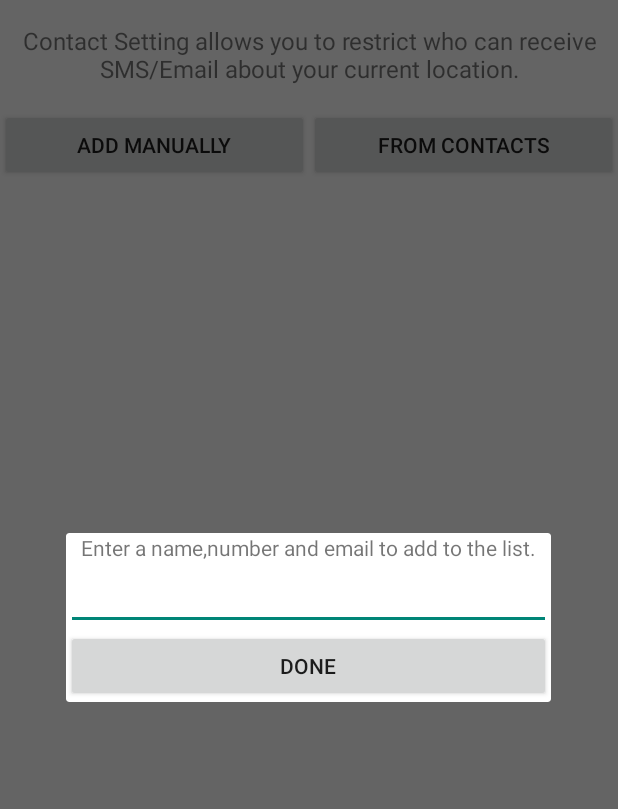
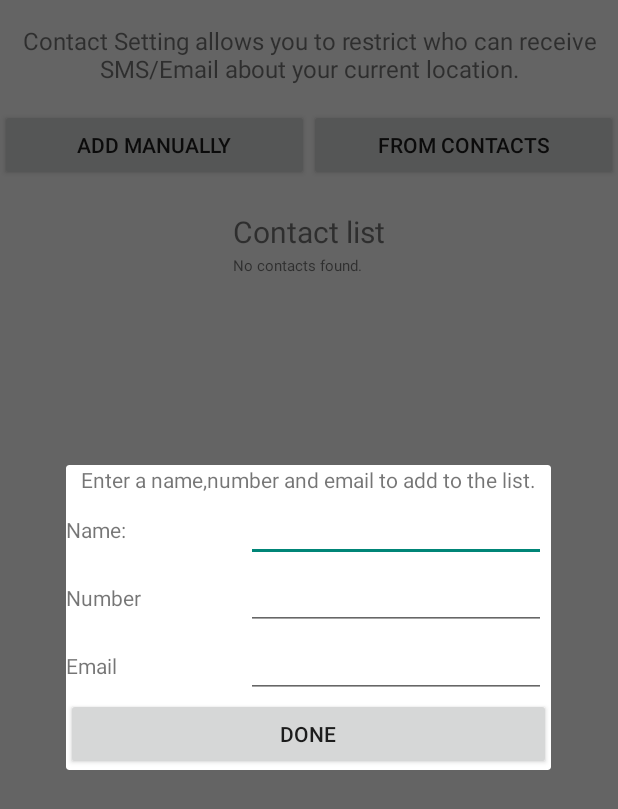
Before and after one commit to thytran142/IS3261, an Android app: the ContactSetting screen opened directly, with no data from a screen before it, after a tap on "ADD MANUALLY", on a phone screen of 412 x 824 dp. Shown: the top 809 px of the screen. Run offline under Robolectric (Android 15) with nearby library versions, the phone set to English and light mode, and no system bars.

Commit message:
Create class for contact list to save manually first

```diff
--- a/app/src/main/res/layout/add_contact_manually_dialog.xml
+++ b/app/src/main/res/layout/add_contact_manually_dialog.xml
@@ -1,5 +1,5 @@
 <?xml version="1.0" encoding="utf-8"?>
-<LinearLayout xmlns:android="http://schemas.android.com/apk/res/android"
+ <TableLayout xmlns:android="http://schemas.android.com/apk/res/android"
     android:layout_width="wrap_content"
     android:layout_height="wrap_content"
     android:layout_gravity="center"
@@ -10,16 +10,45 @@
         android:layout_height="wrap_content"
         android:paddingLeft="10dp"
         android:paddingRight="10dp"/>
-    <EditText
-        android:id="@+id/txt_contact_name"
+
         android:layout_width="match_parent"
-        android:layout_height="wrap_content"
-        android:inputType="text"
-        android:imeOptions="actionDone"/>
+        android:layout_height="match_parent">
+        <TableRow>
+            <TextView
+                android:text="Name:"
+                android:width="120dp"/>
+            <EditText
+                android:id="@+id/txt_contact_name"
+                android:width="200dp"
+                android:inputType="text"
+                 android:imeOptions="actionNext"/><!--This is to next field when type enter-->
+        </TableRow>
+        <TableRow>
+           <TextView
+               android:text="Number"
+               android:width="120dp"/>
+            <EditText
+                android:id="@+id/txt_phone_number"
+                android:width="200dp"
+                android:inputType="phone"
+                android:imeOptions="actionNext"/>
+        </TableRow>
+        <TableRow>
+            <TextView
+                android:text="Email"
+                android:width="120dp"/>
+            <EditText
+                android:id="@+id/txt_contact_email"
+                android:width="200dp"
+                android:inputType="textEmailAddress"
+                android:imeOptions="actionDone"/>
+        </TableRow>
+
+
     <Button
         android:id="@+id/btn_Done"
         android:layout_width="match_parent"
         android:layout_height="wrap_content"
         android:text="Done"/>
 
-</LinearLayout>
+</TableLayout>
--- a/app/src/main/res/layout/contact_setting.xml
+++ b/app/src/main/res/layout/contact_setting.xml
@@ -40,4 +40,35 @@
             android:layout_weight=".5"
             android:text="@string/from_contact"/>
         </LinearLayout>
+    <TableLayout
+        android:layout_width="match_parent"
+        android:layout_height="wrap_content"
+        android:layout_below="@+id/linearLayoutContact2"
+        android:paddingTop="@dimen/activity_vertical_margin">
+        <TableRow
+            android:id="@+id/tableTitle"
+            android:layout_width="match_parent"
+            android:layout_height="wrap_content"
+            android:gravity="center"
+            android:layout_marginTop="4dp">
+            <TextView
+                android:layout_width="match_parent"
+                android:layout_height="wrap_content"
+                android:text="@string/contact_title"
+                android:textSize="20sp"/>
+        </TableRow>
+        <TableRow
+            android:id="@+id/tableRow1"
+            android:layout_width="match_parent"
+            android:layout_height="wrap_content"
+            android:gravity="center"
+            android:layout_marginTop="2dp">
+            <TextView
+                android:layout_width="match_parent"
+                android:layout_height="wrap_content"
+                android:text="@string/no_contact"
+                android:textSize="10sp"/>
+
+        </TableRow>
+        </TableLayout>
 </RelativeLayout>
--- a/app/src/main/res/values/strings.xml
+++ b/app/src/main/res/values/strings.xml
@@ -19,5 +19,6 @@
     <string name="add_manually">Add manually</string>
     <string name="from_contact">From contacts</string>
     <string name="add_manually_instruction">Enter a name,number and email to add to the list.</string>
-
+    <string name="contact_title">Contact list</string>
+    <string name="no_contact">No contacts found.</string>
 </resources>
```
Also changed, not shown: app/src/main/java/com/example/tranthy/project/contact_list.java (added, +70 -0 lines), app/src/main/java/com/example/tranthy/project/contact_list_Helper.java (added, +33 -0 lines).
